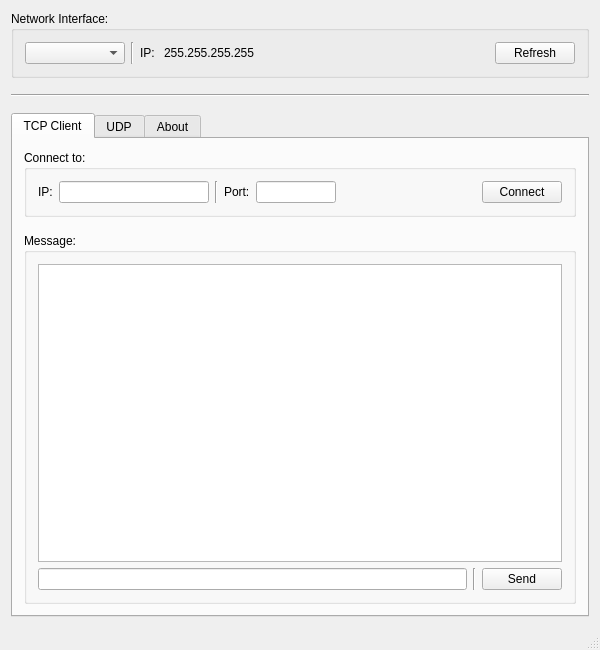
The window that mainwindow.ui (rookiepeng/mimo-radar) describes before a commit, drawn with Qt 5.
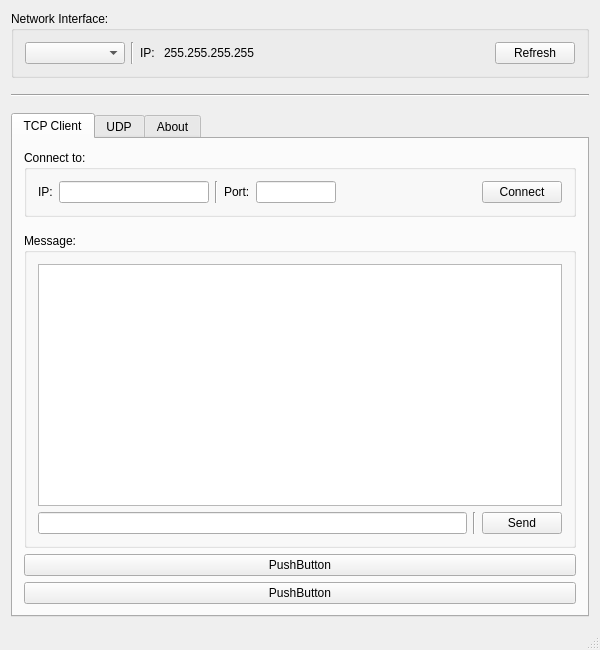
The same window after the commit.

Commit message: add open waveform button

```diff
--- a/mainwindow.ui
+++ b/mainwindow.ui
@@ -314,6 +314,20 @@
           </layout>
          </widget>
         </item>
+        <item>
+         <widget class="QPushButton" name="openWaveform">
+          <property name="text">
+           <string>PushButton</string>
+          </property>
+         </widget>
+        </item>
+        <item>
+         <widget class="QPushButton" name="updateWaveform">
+          <property name="text">
+           <string>PushButton</string>
+          </property>
+         </widget>
+        </item>
        </layout>
       </widget>
       <widget class="QWidget" name="tab_udp">
```
The commit also changes 3 other files.
